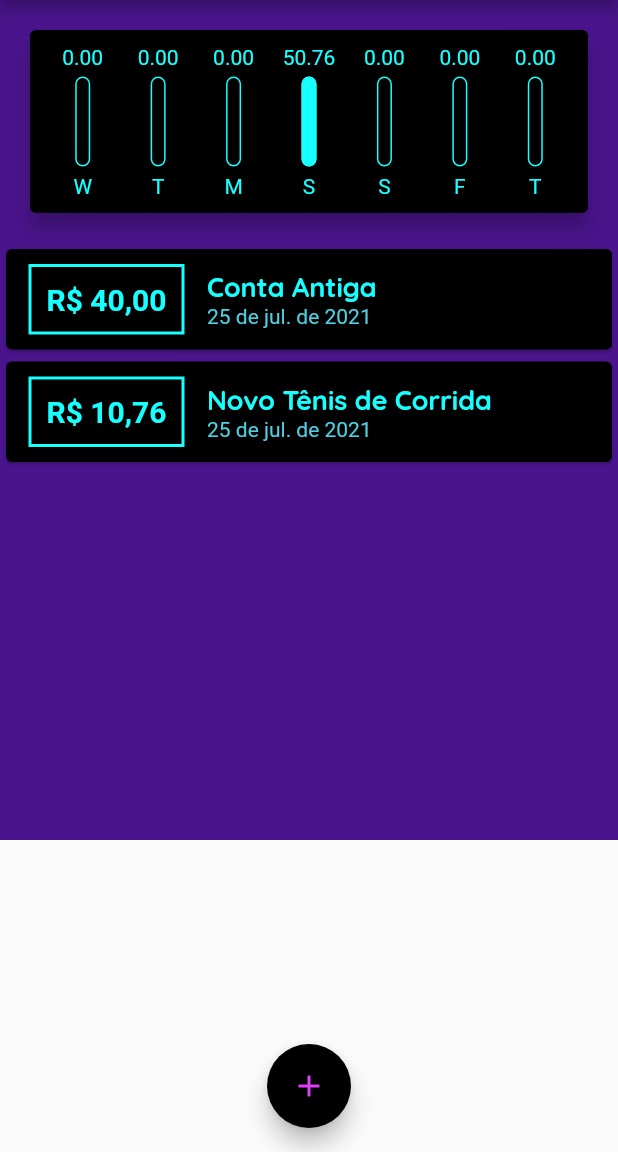
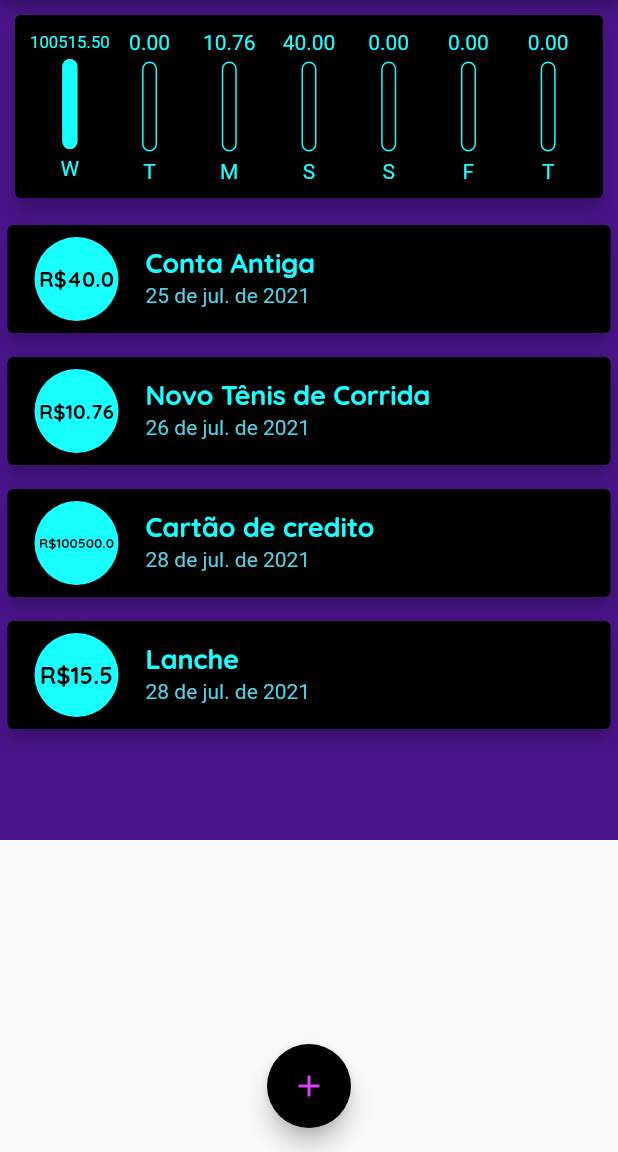
Before and after one commit to oscarbfs/Expenses_app, a Flutter app: the screen it shows after launch, on a phone screen of 412 x 824 dp, the part 84-1236 px from its top. Run offline on Flutter 3.47's test engine with Material 2 defaults, Android fonts, the phone set to English and light mode, and no system bars.

Commit message:
Usando ListTile

```diff
--- a/lib/components/chart.dart
+++ b/lib/components/chart.dart
@@ -44,7 +44,7 @@ class Chart extends StatelessWidget {
     return Card(
       color: Theme.of(context).primaryColor,
       elevation: 6,
-      margin: EdgeInsets.all(20),
+      margin: EdgeInsets.all(10),
       child: Padding(
         padding: const EdgeInsets.all(10),
         child: Row(
--- a/lib/components/transaction_list.dart
+++ b/lib/components/transaction_list.dart
@@ -37,47 +37,39 @@ class TransactionList extends StatelessWidget {
               itemBuilder: (ctx, index) {
                 final tr = transactions[index];
                 return Card(
+                  color: Theme.of(context).primaryColor,
+                  elevation: 5,
+                  margin: EdgeInsets.symmetric(
+                    vertical: 8,
+                    horizontal: 5,
+                  ),
+                  child: ListTile(
+                    leading: CircleAvatar(
+                      backgroundColor: Colors.cyanAccent,
+                      radius: 30,
+                      child: Padding(
+                        padding: const EdgeInsets.all(5),
+                        child: FittedBox(
+                          child: Text(
+                            'R\$${tr.value}',
+                            style: TextStyle(
                               color: Colors.black,
-                  child: Row(
-                    children: <Widget>[
-                      Container(
-                        margin: EdgeInsets.symmetric(
-                          horizontal: 15,
-                          vertical: 10,
-                        ),
-                        decoration: BoxDecoration(
-                          border: Border.all(
-                            color: Colors.cyanAccent,
-                            width: 2,
-                          ),
-                        ),
-                        padding: EdgeInsets.all(10),
-                        child: Text(
-                          NumberFormat('R\$ #,##0.00', 'pt-BR')
-                              .format(tr.value),
-                          style: TextStyle(
                               fontWeight: FontWeight.bold,
-                            fontSize: 20,
-                            color: Colors.cyanAccent,
                             ),
                           ),
                         ),
-                      Column(
-                        crossAxisAlignment: CrossAxisAlignment.start,
-                        children: <Widget>[
-                          Text(
+                      ),
+                    ),
+                    title: Text(
                       tr.title,
                       style: Theme.of(context).textTheme.headline6,
                     ),
-                          Text(
+                    subtitle: Text(
                       DateFormat.yMMMd().format(tr.date),
                       style: TextStyle(
                         color: Colors.cyan[300],
                       ),
-                          )
-                        ],
-                      )
-                    ],
+                    ),
                   ),
                 );
               },
--- a/lib/main.dart
+++ b/lib/main.dart
@@ -56,7 +56,19 @@ class _MyHomePageState extends State<MyHomePage> {
       id: 't1',
       title: 'Novo Tênis de Corrida',
       value: 10.76,
-      date: DateTime.now().subtract(Duration(days: 3)),
+      date: DateTime.now().subtract(Duration(days: 2)),
+    ),
+    Transaction(
+      id: 't2',
+      title: 'Cartão de credito',
+      value: 100500.00,
+      date: DateTime.now(),
+    ),
+    Transaction(
+      id: 't3',
+      title: 'Lanche',
+      value: 15.50,
+      date: DateTime.now(),
     ),
   ];
 
```
Lines whose indentation alone changed are shown as unchanged.
